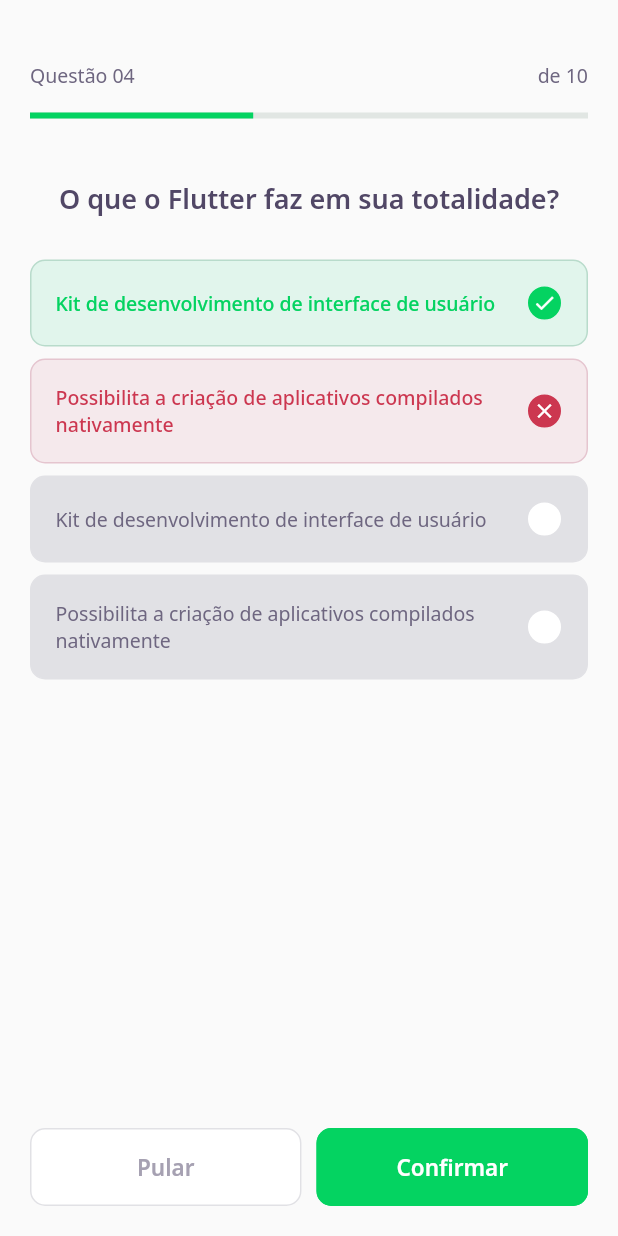
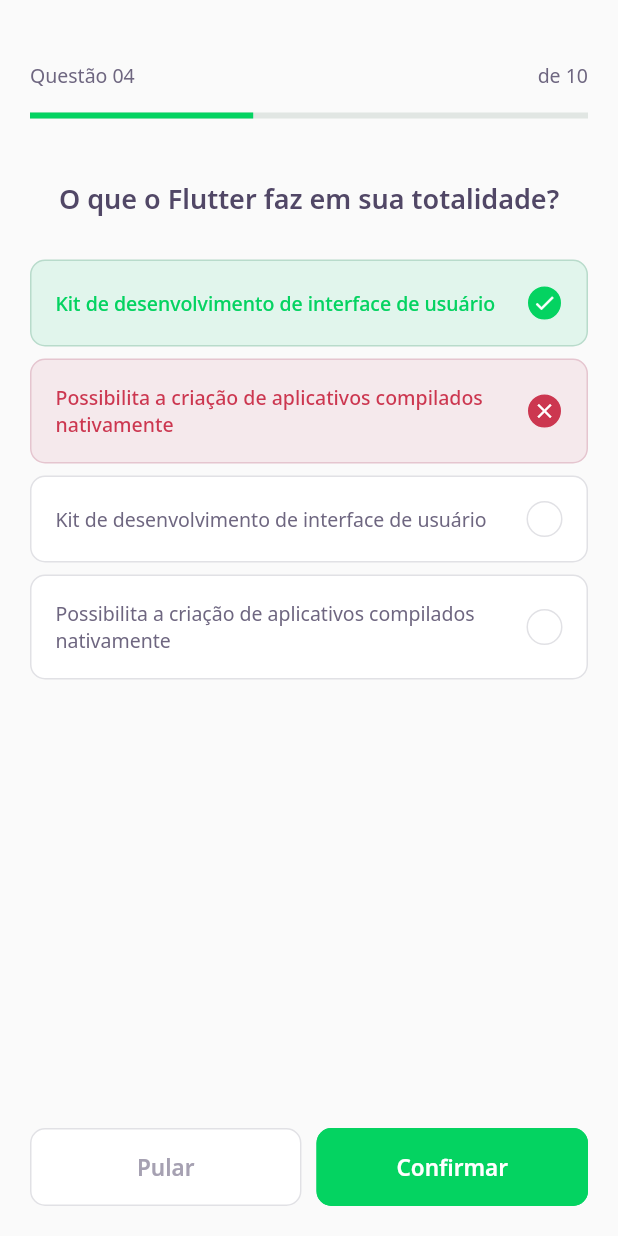
Before and after one commit to andrempeixoto/flutter_devquiz, a Flutter app: the ChallengePage screen opened directly, on a phone screen of 412 x 824 dp. Run offline on Flutter 3.47's test engine with Material 2 defaults, Android fonts, the phone set to English and light mode, and no system bars; our stand-ins replace google_fonts; accounts and stored records are empty; network calls fail.

Commit message:
Fixes WidgetCart backgroundColor for unselected

```diff
--- a/lib/challenge/widgets/answer/answer_widget.dart
+++ b/lib/challenge/widgets/answer/answer_widget.dart
@@ -27,7 +27,7 @@ class AnswerWidget extends StatelessWidget {
       child: Container(
         padding: EdgeInsets.all(16),
         decoration: BoxDecoration(
-          color: isSelected ? _selectedCardColorRight : AppColors.border,
+          color: isSelected ? _selectedCardColorRight : AppColors.white,
           borderRadius: BorderRadius.circular(10),
           border: Border.all(color: isSelected ? _selectedCardBorderRight : AppColors.border),
         ),
```
